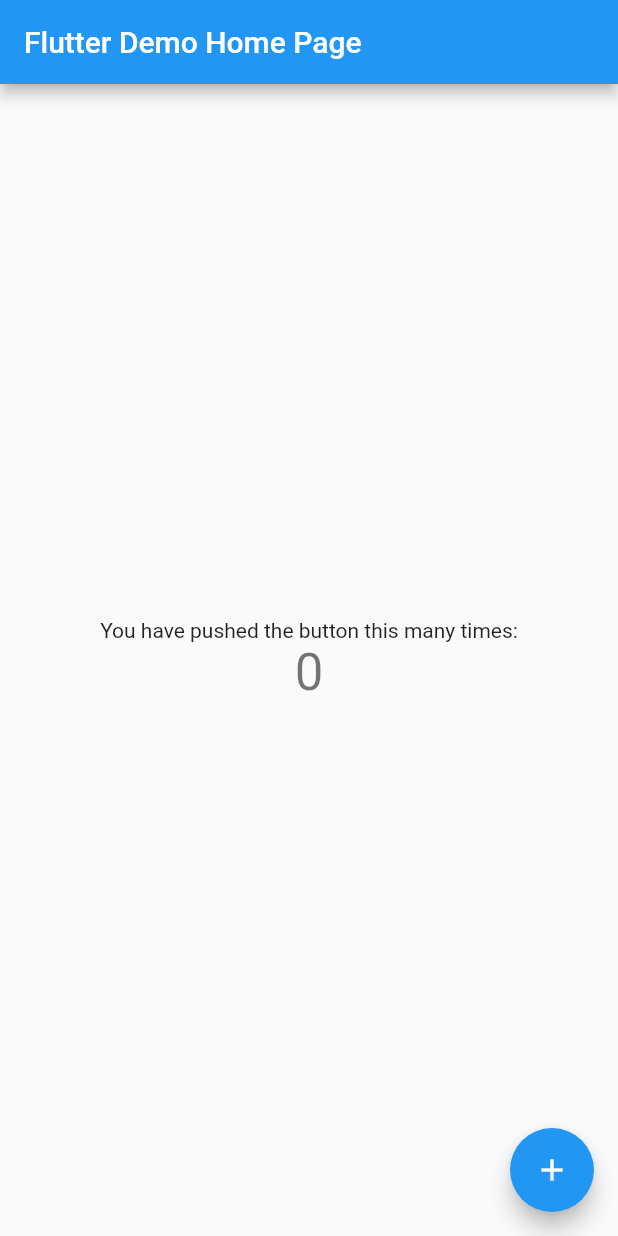
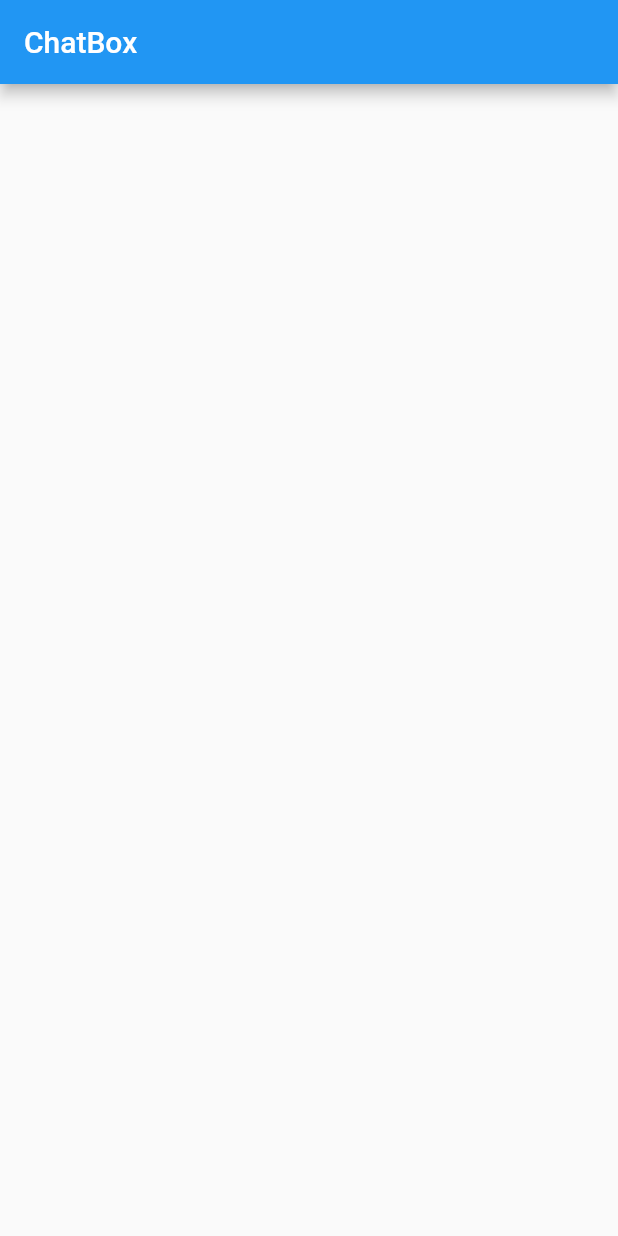
Before and after one commit to rnzid/Chat_App, a Flutter app: the screen it shows after launch, on a phone screen of 412 x 824 dp. Run offline on Flutter 3.47's test engine with Material 2 defaults, Android fonts, the phone set to English and light mode, and no system bars.

Commit message:
appbar and class included

```diff
--- /dev/null
+++ b/lib/chat_screen.dart
@@ -0,0 +1,15 @@
+import 'package:flutter/material.dart';
+
+class ChatScreen extends StatefulWidget {
+  const ChatScreen({Key? key}) : super(key: key);
+
+  @override
+  State<ChatScreen> createState() => _ChatScreenState();
+}
+
+class _ChatScreenState extends State<ChatScreen> {
+  @override
+  Widget build(BuildContext context) {
+    return Container();
+  }
+}
--- /dev/null
+++ b/lib/home.dart
@@ -0,0 +1,21 @@
+import 'package:flutter/material.dart';
+import 'chat_screen.dart';
+
+class HomePage extends StatefulWidget {
+  const HomePage({Key? key}) : super(key: key);
+
+  @override
+  State<HomePage> createState() => _HomePageState();
+}
+
+class _HomePageState extends State<HomePage> {
+  @override
+  Widget build(BuildContext context) {
+    return Scaffold(
+      appBar: AppBar(
+        title: const Text("ChatBox"),
+      ),
+      body: const ChatScreen(),
+    );
+  }
+}
--- a/lib/main.dart
+++ b/lib/main.dart
@@ -1,115 +1,16 @@
 import 'package:flutter/material.dart';
+import 'home.dart';
 
-void main() {
-  runApp(const MyApp());
-}
+void main() => runApp(ChatBox());
 
-class MyApp extends StatelessWidget {
-  const MyApp({Key? key}) : super(key: key);
+class ChatBox extends StatelessWidget {
+  const ChatBox({Key? key}) : super(key: key);
 
-  // This widget is the root of your application.
   @override
   Widget build(BuildContext context) {
-    return MaterialApp(
-      title: 'Flutter Demo',
-      theme: ThemeData(
-        // This is the theme of your application.
-        //
-        // Try running your application with "flutter run". You'll see the
-        // application has a blue toolbar. Then, without quitting the app, try
-        // changing the primarySwatch below to Colors.green and then invoke
-        // "hot reload" (press "r" in the console where you ran "flutter run",
-        // or simply save your changes to "hot reload" in a Flutter IDE).
-        // Notice that the counter didn't reset back to zero; the application
-        // is not restarted.
-        primarySwatch: Colors.blue,
-      ),
-      home: const MyHomePage(title: 'Flutter Demo Home Page'),
+    return const MaterialApp(
+      title: "ChatBox",
+      home: HomePage(),
     );
   }
 }
-
-class MyHomePage extends StatefulWidget {
-  const MyHomePage({Key? key, required this.title}) : super(key: key);
-
-  // This widget is the home page of your application. It is stateful, meaning
-  // that it has a State object (defined below) that contains fields that affect
-  // how it looks.
-
-  // This class is the configuration for the state. It holds the values (in this
-  // case the title) provided by the parent (in this case the App widget) and
-  // used by the build method of the State. Fields in a Widget subclass are
-  // always marked "final".
-
-  final String title;
-
-  @override
-  State<MyHomePage> createState() => _MyHomePageState();
-}
-
-class _MyHomePageState extends State<MyHomePage> {
-  int _counter = 0;
-
-  void _incrementCounter() {
-    setState(() {
-      // This call to setState tells the Flutter framework that something has
-      // changed in this State, which causes it to rerun the build method below
-      // so that the display can reflect the updated values. If we changed
-      // _counter without calling setState(), then the build method would not be
-      // called again, and so nothing would appear to happen.
-      _counter++;
-    });
-  }
-
-  @override
-  Widget build(BuildContext context) {
-    // This method is rerun every time setState is called, for instance as done
-    // by the _incrementCounter method above.
-    //
-    // The Flutter framework has been optimized to make rerunning build methods
-    // fast, so that you can just rebuild anything that needs updating rather
-    // than having to individually change instances of widgets.
-    return Scaffold(
-      appBar: AppBar(
-        // Here we take the value from the MyHomePage object that was created by
-        // the App.build method, and use it to set our appbar title.
-        title: Text(widget.title),
-      ),
-      body: Center(
-        // Center is a layout widget. It takes a single child and positions it
-        // in the middle of the parent.
-        child: Column(
-          // Column is also a layout widget. It takes a list of children and
-          // arranges them vertically. By default, it sizes itself to fit its
-          // children horizontally, and tries to be as tall as its parent.
-          //
-          // Invoke "debug painting" (press "p" in the console, choose the
-          // "Toggle Debug Paint" action from the Flutter Inspector in Android
-          // Studio, or the "Toggle Debug Paint" command in Visual Studio Code)
-          // to see the wireframe for each widget.
-          //
-          // Column has various properties to control how it sizes itself and
-          // how it positions its children. Here we use mainAxisAlignment to
-          // center the children vertically; the main axis here is the vertical
-          // axis because Columns are vertical (the cross axis would be
-          // horizontal).
-          mainAxisAlignment: MainAxisAlignment.center,
-          children: <Widget>[
-            const Text(
-              'You have pushed the button this many times:',
-            ),
-            Text(
-              '$_counter',
-              style: Theme.of(context).textTheme.headline4,
-            ),
-          ],
-        ),
-      ),
-      floatingActionButton: FloatingActionButton(
-        onPressed: _incrementCounter,
-        tooltip: 'Increment',
-        child: const Icon(Icons.add),
-      ), // This trailing comma makes auto-formatting nicer for build methods.
-    );
-  }
-}
```
